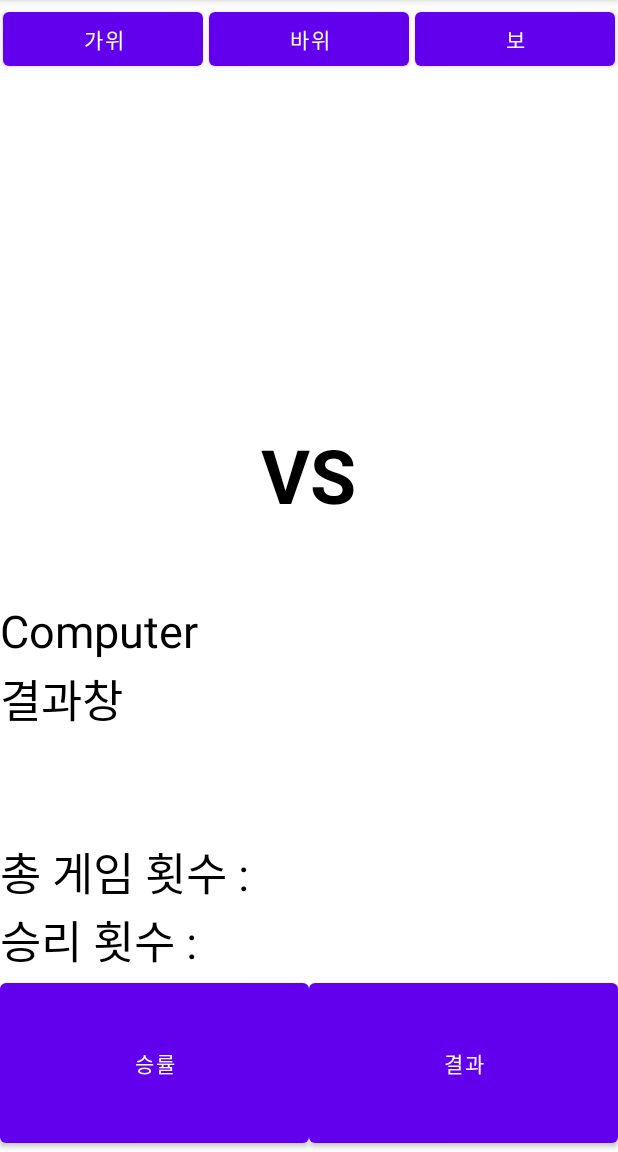
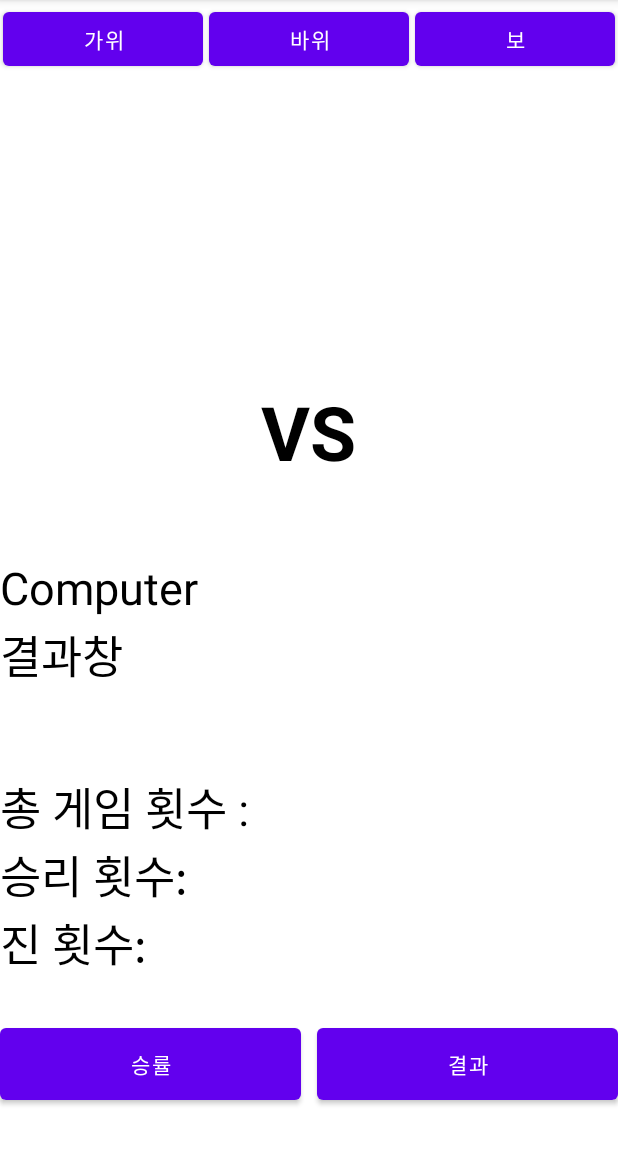
Before and after one commit to tkdgml822/School_Android, an Android app: the MainActivity screen opened directly, with no data from a screen before it, on a phone screen of 412 x 824 dp, the part 84-1236 px from its top. Run offline under Robolectric (Android 15) with nearby library versions, the phone set to English and light mode, and no system bars.

Commit message:
진 횟수 레이아웃 추가

```diff
--- a/app/src/main/res/layout/activity_intro.xml
+++ b/app/src/main/res/layout/activity_intro.xml
@@ -20,7 +20,8 @@
         android:layout_marginTop="30dp"
         android:layout_width="wrap_content"
         android:layout_height="300dp"
-        android:src="@drawable/intro"  />
+        android:src="@drawable/intro"
+        android:background="@drawable/round_bg"/>
 
     <Button
         android:id="@+id/gameStartButton"
--- a/app/src/main/res/layout/activity_main.xml
+++ b/app/src/main/res/layout/activity_main.xml
@@ -143,7 +143,15 @@
                     android:id="@+id/win_count"
                     android:layout_width="match_parent"
                     android:layout_height="wrap_content"
-                    android:text="승리 횟수 : "
+                    android:text="승리 횟수: "
+                    android:textColor="@color/black"
+                    android:textSize="30sp" />
+
+                <TextView
+                    android:id="@+id/lose_count"
+                    android:layout_width="match_parent"
+                    android:layout_height="wrap_content"
+                    android:text="진 횟수: "
                     android:textColor="@color/black"
                     android:textSize="30sp" />
 
@@ -160,15 +168,17 @@
                     android:id="@+id/win_rate"
                     android:text="승률"
                     android:layout_width="wrap_content"
-                    android:layout_height="match_parent"
-                    android:layout_weight="1"/>
+                    android:layout_height="60dp"
+                    android:layout_weight="1"
+                    android:layout_marginEnd="5sp"/>
 
                 <Button
                     android:id="@+id/result"
                     android:text="결과"
                     android:layout_width="wrap_content"
-                    android:layout_height="match_parent"
-                    android:layout_weight="1"/>
+                    android:layout_height="60dp"
+                    android:layout_weight="1"
+                    android:layout_marginStart="5dp"/>
             </LinearLayout>
 
         </LinearLayout>
```
